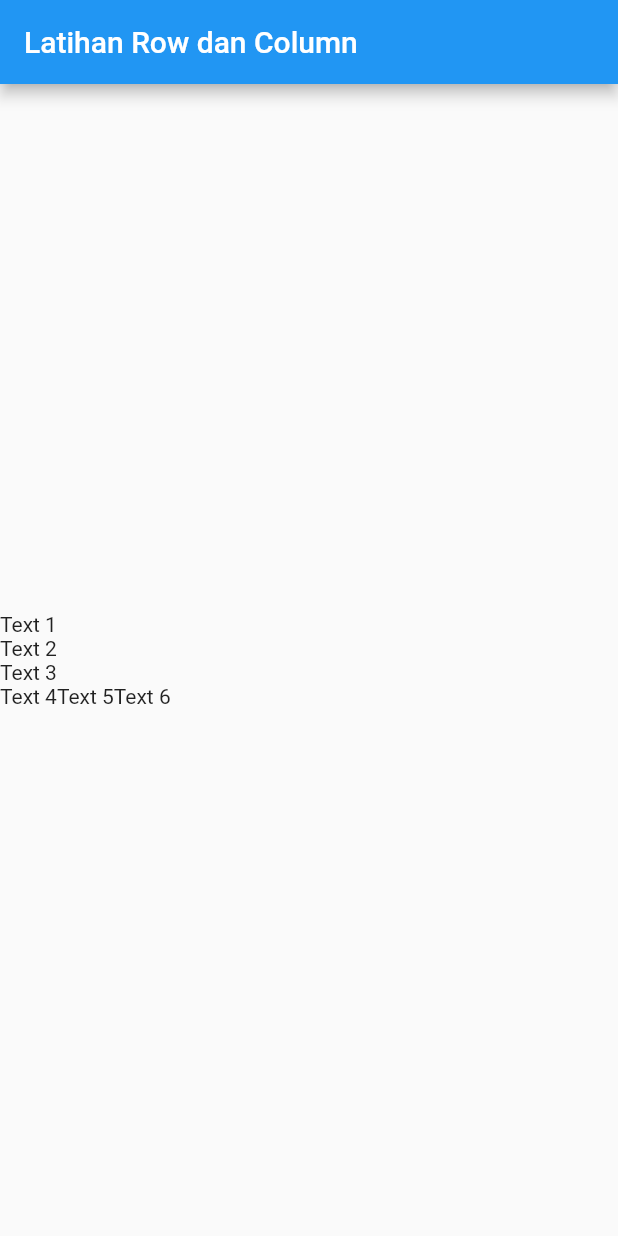
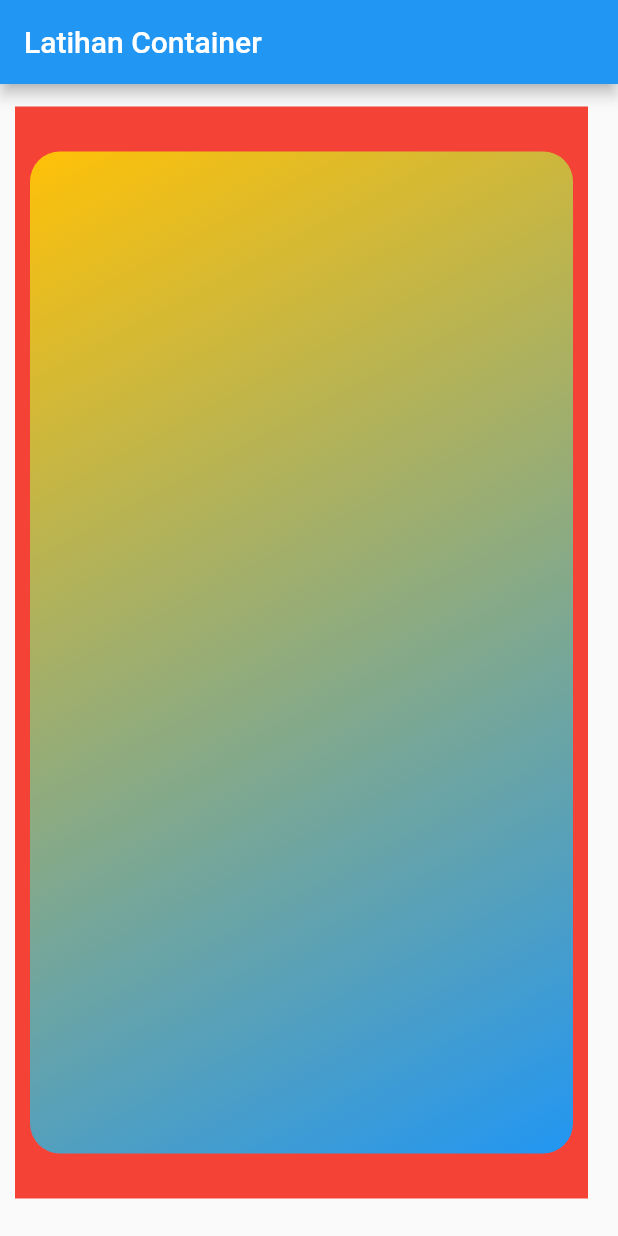
Before and after one commit to ariqhikari/flutter_dasar, a Flutter app: the screen it shows after launch, on a phone screen of 412 x 824 dp. Run offline on Flutter 3.47's test engine with Material 2 defaults, Android fonts, the phone set to English and light mode, and no system bars.

Commit message:
FLUTTER 05. Container Widget

```diff
--- a/lib/main.dart
+++ b/lib/main.dart
@@ -7,24 +7,23 @@ class MyApp extends StatelessWidget {
   Widget build(BuildContext context) {
     return MaterialApp(
       home: Scaffold(
-        appBar: AppBar(
-          title: Text("Latihan Row dan Column"),
-        ),
-        body: Column(
-          mainAxisAlignment: MainAxisAlignment.center,
-          crossAxisAlignment: CrossAxisAlignment.start,
-          children: <Widget>[
-            Text("Text 1"),
-            Text("Text 2"),
-            Text("Text 3"),
-            Row(
-              children: <Widget>[
-                Text("Text 4"),
-                Text("Text 5"),
-                Text("Text 6"),
-              ],
-            )
-          ],
+        appBar: AppBar(title: Text("Latihan Container")),
+        body: Container(
+          color: Colors.red,
+          margin: EdgeInsets.fromLTRB(10, 15, 20, 25),
+          padding: EdgeInsets.only(bottom: 20, top: 20),
+          child: Container(
+            margin: EdgeInsets.all(10),
+            decoration: BoxDecoration(
+                borderRadius: BorderRadius.circular(20),
+                gradient: LinearGradient(
+                    begin: Alignment.topLeft,
+                    end: Alignment.bottomRight,
+                    colors: <Color>[
+                      Colors.amber,
+                      Colors.blue,
+                    ])),
+          ),
         ),
       ),
     );
```
